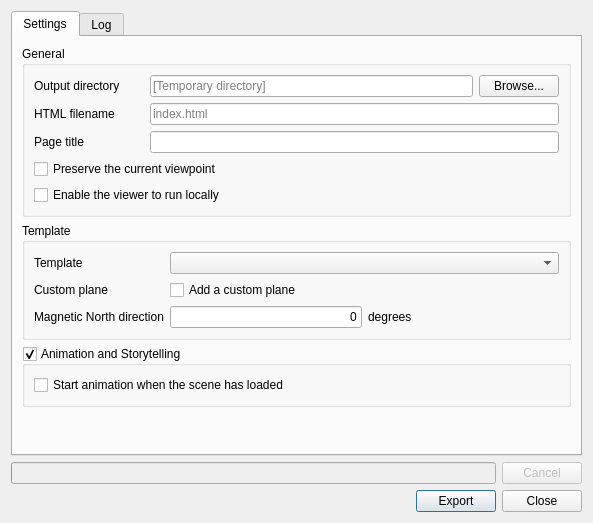
The window that ui/exporttowebdialog.ui (minorua/Qgis2threejs) describes before a commit, drawn with Qt 5.
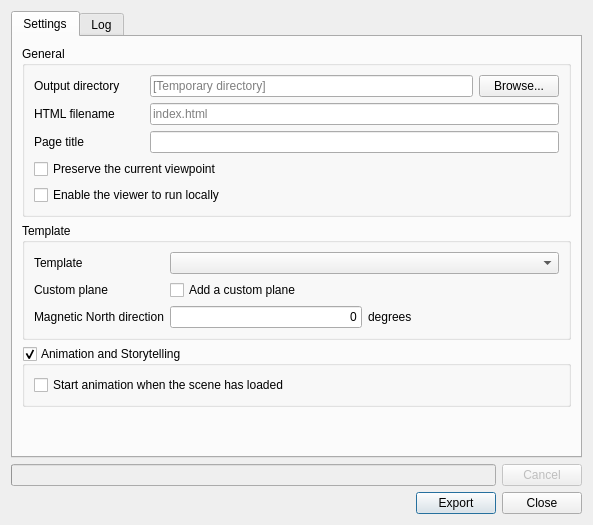
The same window after the commit.

Commit message: ui: clean up layouts and adjust alignment

Diff of the .ui file:
```diff
--- a/ui/exporttowebdialog.ui
+++ b/ui/exporttowebdialog.ui
@@ -7,14 +7,24 @@
     <x>0</x>
     <y>0</y>
     <width>593</width>
-    <height>523</height>
+    <height>525</height>
    </rect>
   </property>
   <property name="windowTitle">
    <string>Export to Web</string>
   </property>
-  <layout class="QVBoxLayout" name="verticalLayout_4">
-   <item>
+  <layout class="QGridLayout" name="gridLayout_4">
+   <item row="1" column="1">
+    <widget class="QPushButton" name="pushButton_Cancel">
+     <property name="enabled">
+      <bool>false</bool>
+     </property>
+     <property name="text">
+      <string>Cancel</string>
+     </property>
+    </widget>
+   </item>
+   <item row="0" column="0" colspan="2">
     <widget class="QTabWidget" name="tabWidget">
      <property name="currentIndex">
       <number>0</number>
@@ -238,9 +248,7 @@
      </widget>
     </widget>
    </item>
-   <item>
-    <layout class="QHBoxLayout" name="horizontalLayout_2">
-     <item>
+   <item row="1" column="0">
       <widget class="QProgressBar" name="progressBar">
        <property name="enabled">
         <bool>false</bool>
@@ -256,19 +264,7 @@
        </property>
       </widget>
      </item>
-     <item>
-      <widget class="QPushButton" name="pushButton_Cancel">
-       <property name="enabled">
-        <bool>false</bool>
-       </property>
-       <property name="text">
-        <string>Cancel</string>
-       </property>
-      </widget>
-     </item>
-    </layout>
-   </item>
-   <item>
+   <item row="2" column="0" colspan="2">
     <layout class="QHBoxLayout" name="horizontalLayout_3">
      <item>
       <spacer name="horizontalSpacer">
```
Lines whose indentation alone changed are shown as unchanged. The commit also changes 9 other files.
